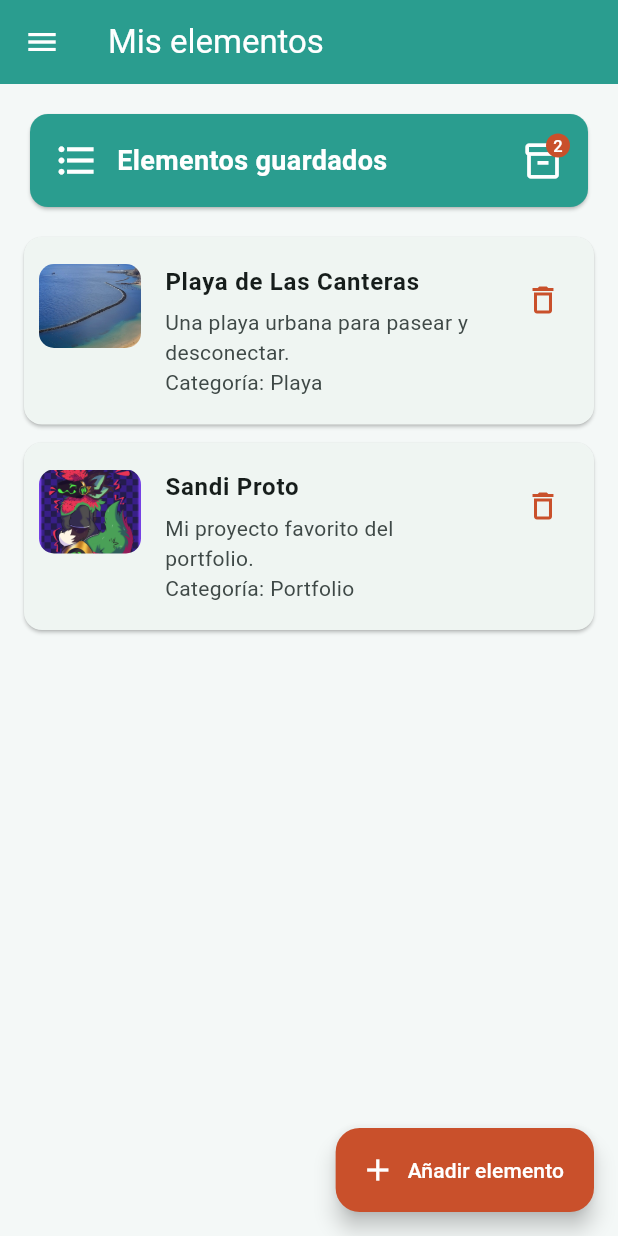
After one commit to Catsandi06/PGL-P2-MyPortfolio, a Flutter app: the ItemsPage screen opened by its route, on a phone screen of 412 x 824 dp. The commit adds this screen. Run offline on Flutter 3.47's test engine with Material 3 defaults, Android fonts, the light colour scheme and no system bars; our stand-ins replace go_router, qr_flutter; network calls fail.

Commit message:
feat: add dynamic elements CRUD

```diff
--- /dev/null
+++ b/lib/pages/items_page.dart
@@ -0,0 +1,339 @@
+import 'package:flutter/material.dart';
+
+import '../widgets/app_drawer.dart';
+
+/// Categorías disponibles para clasificar cada elemento de la lista.
+const itemCategories = <String>[
+  'Playa',
+  'Naturaleza',
+  'Portfolio',
+  'Otro',
+];
+
+/// Modelo inmutable que representa un elemento creado desde el formulario.
+class ListItem {
+  const ListItem({
+    required this.name,
+    required this.description,
+    required this.category,
+  });
+
+  final String name;
+  final String description;
+  final String category;
+}
+
+class ItemsPage extends StatefulWidget {
+  const ItemsPage({super.key});
+
+  @override
+  State<ItemsPage> createState() => _ItemsPageState();
+}
+
+class _ItemsPageState extends State<ItemsPage> {
+  static const _teal = Color(0xFF2A9D8F);
+  static const _orange = Color(0xFFC9502B);
+  static const _surface = Color(0xFFF4F8F7);
+
+  // La lista vive en el estado para que setState actualice la interfaz
+  // automáticamente después de crear o borrar un elemento.
+  final List<ListItem> _items = [
+    const ListItem(
+      name: 'Playa de Las Canteras',
+      description: 'Una playa urbana para pasear y desconectar.',
+      category: 'Playa',
+    ),
+    const ListItem(
+      name: 'Sandi Proto',
+      description: 'Mi proyecto favorito del portfolio.',
+      category: 'Portfolio',
+    ),
+  ];
+
+  String _imageForCategory(String category) => switch (category) {
+    'Playa' || 'Naturaleza' => 'assets/images/home_bg.jpg',
+    _ => 'assets/images/Sandi_proto.jpg',
+  };
+
+  Future<void> _showAddItemDialog() async {
+    // showDialog devuelve el objeto que el formulario pasa a Navigator.pop.
+    final newItem = await showDialog<ListItem>(
+      context: context,
+      builder: (context) => const _AddItemDialog(),
+    );
+
+    if (!mounted || newItem == null) {
+      return;
+    }
+
+    setState(() => _items.add(newItem));
+    ScaffoldMessenger.of(context).showSnackBar(
+      SnackBar(content: Text('«${newItem.name}» añadido a la lista')),
+    );
+  }
+
+  void _deleteItem(int index) {
+    final deletedItem = _items[index];
+    setState(() => _items.removeAt(index));
+    ScaffoldMessenger.of(context).showSnackBar(
+      SnackBar(content: Text('«${deletedItem.name}» eliminado')),
+    );
+  }
+
+  @override
+  Widget build(BuildContext context) {
+    return Scaffold(
+      backgroundColor: _surface,
+      drawer: const AppDrawer(),
+      appBar: AppBar(
+        leading: Builder(
+          builder: (context) => IconButton(
+            onPressed: () => Scaffold.of(context).openDrawer(),
+            icon: const Icon(Icons.menu),
+            tooltip: 'Abrir menú',
+          ),
+        ),
+        title: const Text('Mis elementos'),
+        backgroundColor: _teal,
+        foregroundColor: Colors.white,
+      ),
+      body: SafeArea(
+        child: Column(
+          children: [
+            Padding(
+              padding: const EdgeInsets.fromLTRB(16, 16, 16, 8),
+              child: Card(
+                color: _teal,
+                child: Padding(
+                  padding: const EdgeInsets.all(16),
+                  child: Row(
+                    children: [
+                      const Icon(
+                        Icons.format_list_bulleted,
+                        color: Colors.white,
+                        size: 30,
+                      ),
+                      const SizedBox(width: 12),
+                      const Expanded(
+                        child: Text(
+                          'Elementos guardados',
+                          style: TextStyle(
+                            color: Colors.white,
+                            fontSize: 18,
+                            fontWeight: FontWeight.bold,
+                          ),
+                        ),
+                      ),
+                      // Este marcador siempre refleja la longitud actual.
+                      Badge(
+                        label: Text('${_items.length}'),
+                        backgroundColor: _orange,
+                        textColor: Colors.white,
+                        child: const Icon(
+                          Icons.inventory_2_outlined,
+                          color: Colors.white,
+                          size: 28,
+                        ),
+                      ),
+                    ],
+                  ),
+                ),
+              ),
+            ),
+            Expanded(
+              child: _items.isEmpty
+                  ? const _EmptyItemsMessage()
+                  : ListView.builder(
+                      padding: const EdgeInsets.fromLTRB(16, 8, 16, 96),
+                      itemCount: _items.length,
+                      itemBuilder: (context, index) {
+                        final item = _items[index];
+                        return Card(
+                          margin: const EdgeInsets.only(bottom: 12),
+                          clipBehavior: Clip.antiAlias,
+                          child: ListTile(
+                            contentPadding: const EdgeInsets.all(10),
+                            leading: ClipRRect(
+                              borderRadius: BorderRadius.circular(10),
+                              child: Image.asset(
+                                _imageForCategory(item.category),
+                                width: 68,
+                                height: 68,
+                                fit: BoxFit.cover,
+                              ),
+                            ),
+                            title: Text(
+                              item.name,
+                              style: const TextStyle(
+                                fontWeight: FontWeight.bold,
+                              ),
+                            ),
+                            subtitle: Padding(
+                              padding: const EdgeInsets.only(top: 5),
+                              child: Text(
+                                '${item.description}\nCategoría: ${item.category}',
+                              ),
+                            ),
+                            isThreeLine: true,
+                            trailing: IconButton(
+                              onPressed: () => _deleteItem(index),
+                              tooltip: 'Borrar ${item.name}',
+                              color: _orange,
+                              icon: const Icon(Icons.delete_outline),
+                            ),
+                          ),
+                        );
+                      },
+                    ),
+            ),
+          ],
+        ),
+      ),
+      floatingActionButton: FloatingActionButton.extended(
+        onPressed: _showAddItemDialog,
+        backgroundColor: _orange,
+        foregroundColor: Colors.white,
+        icon: const Icon(Icons.add),
+        label: const Text('Añadir elemento'),
+      ),
+    );
+  }
+}
+
+class _EmptyItemsMessage extends StatelessWidget {
+  const _EmptyItemsMessage();
+
+  @override
+  Widget build(BuildContext context) {
+    return Center(
+      child: Padding(
+        padding: const EdgeInsets.all(32),
+        child: Column(
+          mainAxisSize: MainAxisSize.min,
+          children: [
+            Icon(
+              Icons.inbox_outlined,
+              size: 64,
+              color: Theme.of(context).colorScheme.primary,
+            ),
+            const SizedBox(height: 12),
+            const Text(
+              'No hay elementos todavía.\nPulsa «Añadir elemento» para crear uno.',
+              textAlign: TextAlign.center,
+            ),
+          ],
+        ),
+      ),
+    );
+  }
+}
+
+class _AddItemDialog extends StatefulWidget {
+  const _AddItemDialog();
+
+  @override
+  State<_AddItemDialog> createState() => _AddItemDialogState();
+}
+
+class _AddItemDialogState extends State<_AddItemDialog> {
+  final _formKey = GlobalKey<FormState>();
+  final _nameController = TextEditingController();
+  final _descriptionController = TextEditingController();
+  String _category = itemCategories.first;
+
+  @override
+  void dispose() {
+    _nameController.dispose();
+    _descriptionController.dispose();
+    super.dispose();
+  }
+
+  void _save() {
+    if (!_formKey.currentState!.validate()) {
+      return;
+    }
+
+    Navigator.of(context).pop(
+      ListItem(
+        name: _nameController.text.trim(),
+        description: _descriptionController.text.trim(),
+        category: _category,
+      ),
+    );
+  }
+
+  @override
+  Widget build(BuildContext context) {
+    return AlertDialog(
+      title: const Text('Añadir elemento'),
+      content: Form(
+        key: _formKey,
+        child: SingleChildScrollView(
+          child: Column(
+            mainAxisSize: MainAxisSize.min,
+            children: [
+              TextFormField(
+                controller: _nameController,
+                autofocus: true,
+                textCapitalization: TextCapitalization.sentences,
+                decoration: const InputDecoration(
+                  labelText: 'Nombre',
+                  prefixIcon: Icon(Icons.title),
+                ),
+                validator: (value) => value == null || value.trim().isEmpty
+                    ? 'Escribe un nombre'
+                    : null,
+              ),
+              const SizedBox(height: 12),
+              TextFormField(
+                controller: _descriptionController,
+                textCapitalization: TextCapitalization.sentences,
+                maxLength: 120,
+                maxLines: 2,
+                decoration: const InputDecoration(
+                  labelText: 'Descripción breve',
+                  prefixIcon: Icon(Icons.notes),
+                ),
+                validator: (value) => value == null || value.trim().isEmpty
+                    ? 'Escribe una descripción'
+                    : null,
+              ),
+              const SizedBox(height: 4),
+              DropdownButtonFormField<String>(
+                initialValue: _category,
+                decoration: const InputDecoration(
+                  labelText: 'Categoría',
+                  prefixIcon: Icon(Icons.category_outlined),
+                ),
+                items: itemCategories
+                    .map(
+                      (category) => DropdownMenuItem(
+                        value: category,
+                        child: Text(category),
+                      ),
+                    )
+                    .toList(),
+                onChanged: (value) {
+                  if (value != null) {
+                    setState(() => _category = value);
+                  }
+                },
+              ),
+            ],
+          ),
+        ),
+      ),
+      actions: [
+        TextButton(
+          onPressed: () => Navigator.of(context).pop(),
+          child: const Text('Cancelar'),
+        ),
+        FilledButton.icon(
+          onPressed: _save,
+          icon: const Icon(Icons.check),
+          label: const Text('Guardar'),
+        ),
+      ],
+    );
+  }
+}
--- a/lib/router/app_router.dart
+++ b/lib/router/app_router.dart
@@ -1,9 +1,10 @@
 import 'package:go_router/go_router.dart';
 
 import '../pages/portfolio_page.dart';
+import '../pages/items_page.dart';
 import '../pages/welcome_page.dart';
 
-// Define las únicas pantallas accesibles desde el drawer.
+// Define las pantallas accesibles desde el drawer.
 final appRouter = GoRouter(
   // La aplicación comienza mostrando la pantalla de bienvenida.
   initialLocation: '/bienvenida',
@@ -16,5 +17,9 @@ final appRouter = GoRouter(
       path: '/portfolio',
       builder: (context, state) => const PortfolioPage(),
     ),
+    GoRoute(
+      path: '/elementos',
+      builder: (context, state) => const ItemsPage(),
+    ),
   ],
 );
--- a/lib/widgets/app_drawer.dart
+++ b/lib/widgets/app_drawer.dart
@@ -106,7 +106,7 @@ class AppDrawer extends StatelessWidget {
             ),
           ),
           _DrawerItem(
-            // Cada opción lleva a una de las dos rutas principales.
+            // Cada opción lleva a una de las rutas principales.
             icon: Icons.home,
             label: 'Bienvenida',
             location: '/bienvenida',
@@ -117,6 +117,12 @@ class AppDrawer extends StatelessWidget {
             label: 'Portfolio',
             location: '/portfolio',
             selected: currentLocation == '/portfolio',
+          ),
+          _DrawerItem(
+            icon: Icons.checklist,
+            label: 'Mis elementos',
+            location: '/elementos',
+            selected: currentLocation == '/elementos',
           ),
         ],
       ),
--- a/pubspec.yaml
+++ b/pubspec.yaml
@@ -16,7 +16,7 @@ publish_to: 'none' # Remove this line if you wish to publish to pub.dev
 # https://developer.apple.com/library/archive/documentation/General/Reference/InfoPlistKeyReference/Articles/CoreFoundationKeys.html
 # In Windows, build-name is used as the major, minor, and patch parts
 # of the product and file versions while build-number is used as the build suffix.
-version: 1.0.0+1
+version: 1.1.0+2
 
 environment:
   sdk: ^3.13.5
```
Also changed, not shown: 1 other file.
